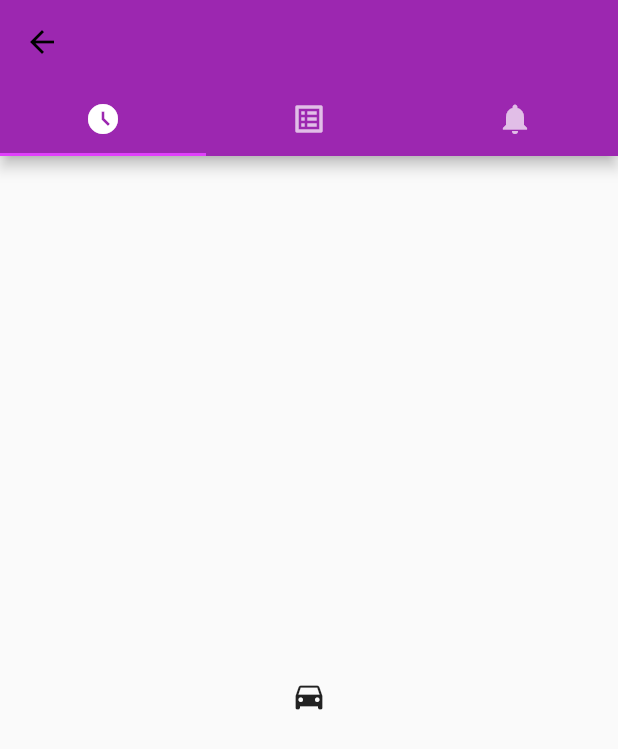
After one commit to jmlb23/flutter-experiment, a Flutter app: the LineDetail screen opened by its route, on a phone screen of 412 x 824 dp. The commit adds this screen. Shown: the top 749 px of the screen. Run offline on Flutter 3.47's test engine with Material 2 defaults, Android fonts, the phone set to English and light mode, and no system bars; our stand-ins replace geolocator; missing offline and left inert: geolocator_web, package_info_plus_web.

Commit message:
flex overflow and added line detail

```diff
--- a/lib/main.dart
+++ b/lib/main.dart
@@ -1,4 +1,5 @@
 import 'package:flutter/material.dart';
+import 'package:maisbugs/ui/pages/Line/LineDetail.dart';
 import 'package:maisbugs/ui/pages/Stops/Detail/stop_element_page.dart';
 import 'package:maisbugs/ui/pages/splash.dart';
 import 'package:maisbugs/ui/pages/Stops/stop_list_page.dart';
@@ -16,6 +17,10 @@ class App extends StatelessWidget {
             settings:
                 RouteSettings(name: "/stops/${args.id}", arguments: args.id),
             builder: (build) => StopElementPage(args.title));
+      case "/line":
+        return MaterialPageRoute(
+            settings: RouteSettings(name: "/line"),
+            builder: (build) => LineDetail());
       default:
         return MaterialPageRoute(builder: (build) => Container());
     }
--- /dev/null
+++ b/lib/ui/pages/Line/LineDetail.dart
@@ -0,0 +1,32 @@
+import 'package:flutter/cupertino.dart';
+import 'package:flutter/material.dart';
+
+class LineDetail extends StatefulWidget {
+  @override
+  State<StatefulWidget> createState() => LineDetailState();
+}
+
+class LineDetailState extends State<LineDetail> {
+  @override
+  Widget build(BuildContext context) => DefaultTabController(
+        length: 3,
+        child: Scaffold(
+          appBar: AppBar(
+            bottom: const TabBar(
+              tabs: [
+                Tab(icon: Icon(Icons.access_time_filled_sharp)),
+                Tab(icon: Icon(Icons.list_alt)),
+                Tab(icon: Icon(Icons.notifications)),
+              ],
+            ),
+          ),
+          body: const TabBarView(
+            children: [
+              Icon(Icons.directions_car),
+              Icon(Icons.directions_transit),
+              Icon(Icons.directions_bike),
+            ],
+          ),
+        ),
+      );
+}
--- a/lib/ui/pages/Stops/Detail/stop_element_page.dart
+++ b/lib/ui/pages/Stops/Detail/stop_element_page.dart
@@ -135,6 +135,8 @@ class RowElement extends StatelessWidget {
     return Container(
         margin: EdgeInsets.symmetric(vertical: 0, horizontal: 100),
         padding: EdgeInsets.only(bottom: 10),
+        child: GestureDetector(
+          onTap: () => Navigator.pushNamed(ctx, "/line"),
           child: Card(
             child: Column(
               children: <Widget>[
@@ -172,6 +174,7 @@ class RowElement extends StatelessWidget {
               ],
             ),
             color: Color(int.parse(parada.estilo.replaceAll("#", "0xff"))),
+          ),
         ));
   }
 }
--- a/lib/ui/pages/Stops/stop_list_page.dart
+++ b/lib/ui/pages/Stops/stop_list_page.dart
@@ -111,8 +111,11 @@ class StopIndicatorWidget extends StatelessWidget {
 
   @override
   Widget build(BuildContext context) {
-    return Flex(
+    return Container(
+      alignment: AlignmentDirectional.centerStart,
+      child: Wrap(
           direction: Axis.horizontal,
+          alignment: WrapAlignment.start,
           children: stops
               .map((y) => Card(
                   child: Padding(
@@ -122,6 +125,7 @@ class StopIndicatorWidget extends StatelessWidget {
                         style: TextStyle(color: Colors.white),
                       )),
                   color: Color(int.parse(y.estilo.replaceAll("#", "0xff")))))
-            .toList());
+              .toList()),
+    );
   }
 }
```
Lines whose indentation alone changed are shown as unchanged.
